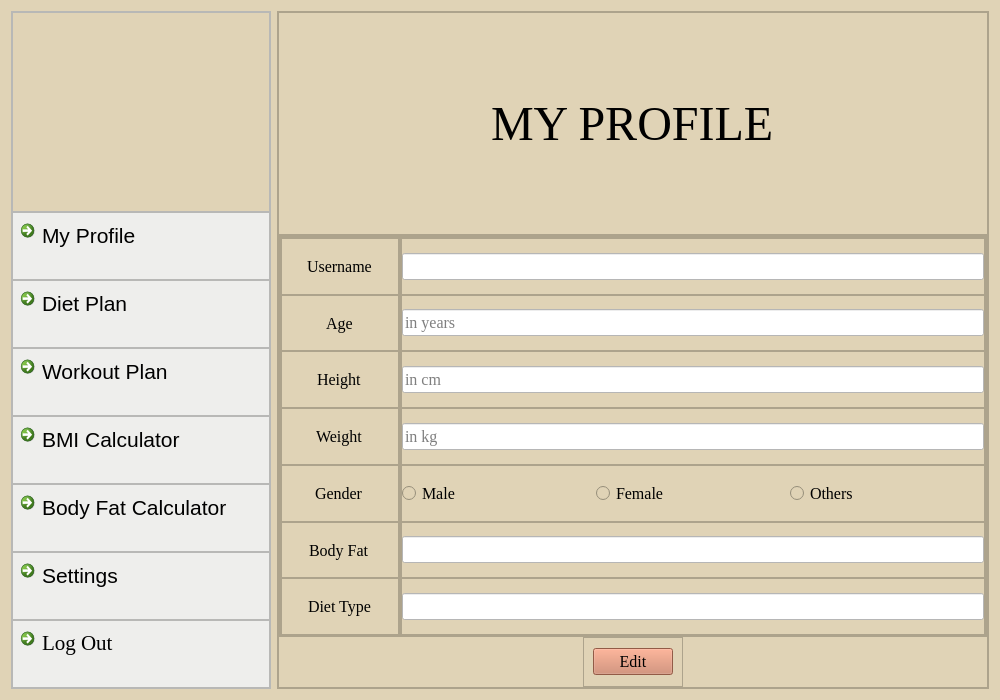
Before: the Qt Designer form myprofile.ui in skidgefries/rightmeal, drawn with Qt 5.
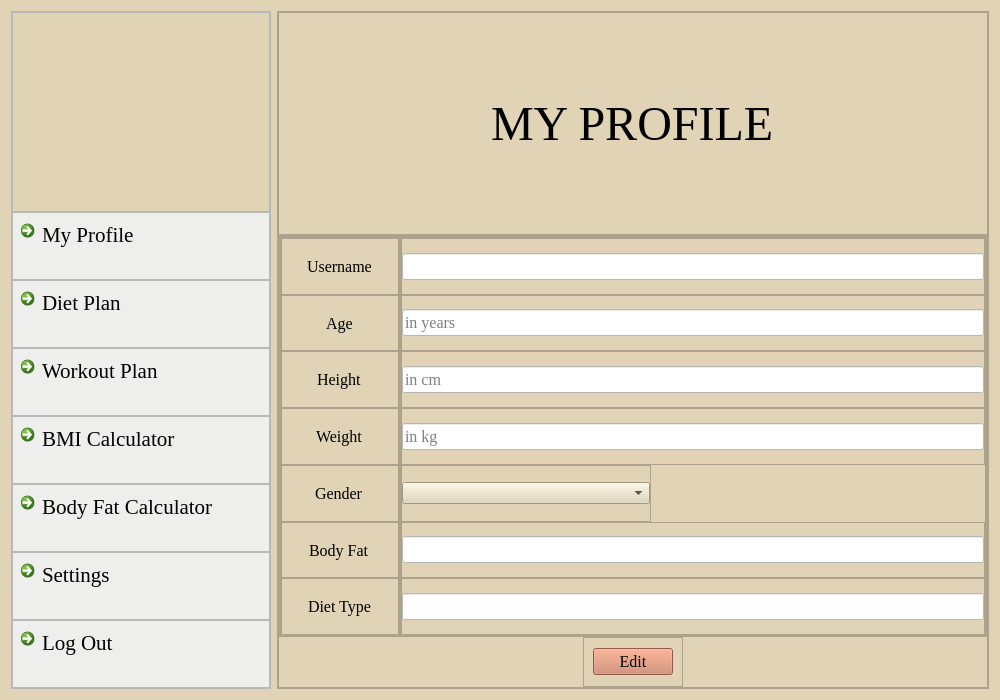
After: the same form once the commit is applied. Icons and pictures are not drawn.

Commit message: font edited and gender dropdown

What changed in the file:
```diff
--- a/myprofile.ui
+++ b/myprofile.ui
@@ -192,7 +192,7 @@
           <widget class="QCommandLinkButton" name="commandLinkButton_4">
            <property name="font">
             <font>
-             <family>Segoe UI</family>
+             <family>Times New Roman</family>
              <pointsize>16</pointsize>
              <bold>false</bold>
             </font>
@@ -233,7 +233,7 @@
           <widget class="QCommandLinkButton" name="commandLinkButton_9">
            <property name="font">
             <font>
-             <family>Segoe UI</family>
+             <family>Times New Roman</family>
              <pointsize>16</pointsize>
              <bold>false</bold>
             </font>
@@ -274,7 +274,7 @@
           <widget class="QCommandLinkButton" name="commandLinkButton_10">
            <property name="font">
             <font>
-             <family>Segoe UI</family>
+             <family>Times New Roman</family>
              <pointsize>16</pointsize>
              <bold>false</bold>
             </font>
@@ -315,7 +315,7 @@
           <widget class="QCommandLinkButton" name="commandLinkButton_11">
            <property name="font">
             <font>
-             <family>Segoe UI</family>
+             <family>Times New Roman</family>
              <pointsize>16</pointsize>
              <bold>false</bold>
             </font>
@@ -356,7 +356,7 @@
           <widget class="QCommandLinkButton" name="commandLinkButton_12">
            <property name="font">
             <font>
-             <family>Segoe UI</family>
+             <family>Times New Roman</family>
              <pointsize>16</pointsize>
              <bold>false</bold>
             </font>
@@ -397,7 +397,7 @@
           <widget class="QCommandLinkButton" name="commandLinkButton_13">
            <property name="font">
             <font>
-             <family>Segoe UI</family>
+             <family>Times New Roman</family>
              <pointsize>16</pointsize>
              <bold>false</bold>
             </font>
@@ -1179,8 +1179,19 @@
                  </layout>
                 </widget>
                </item>
-               <item>
+               <item alignment="Qt::AlignLeft">
                 <widget class="QFrame" name="frame_27">
+                 <property name="minimumSize">
+                  <size>
+                   <width>250</width>
+                   <height>0</height>
+                  </size>
+                 </property>
+                 <property name="font">
+                  <font>
+                   <family>Times New Roman</family>
+                  </font>
+                 </property>
                  <property name="frameShape">
                   <enum>QFrame::StyledPanel</enum>
                  </property>
@@ -1204,43 +1215,7 @@
                    <number>0</number>
                   </property>
                   <item>
-                   <widget class="QRadioButton" name="radioButton_2">
-                    <property name="font">
-                     <font>
-                      <family>Times New Roman</family>
-                      <pointsize>12</pointsize>
-                     </font>
-                    </property>
-                    <property name="text">
-                     <string>Male</string>
-                    </property>
-                   </widget>
-                  </item>
-                  <item>
-                   <widget class="QRadioButton" name="radioButton">
-                    <property name="font">
-                     <font>
-                      <family>Times New Roman</family>
-                      <pointsize>12</pointsize>
-                     </font>
-                    </property>
-                    <property name="text">
-                     <string>Female</string>
-                    </property>
-                   </widget>
-                  </item>
-                  <item>
-                   <widget class="QRadioButton" name="radioButton_3">
-                    <property name="font">
-                     <font>
-                      <family>Times New Roman</family>
-                      <pointsize>12</pointsize>
-                     </font>
-                    </property>
-                    <property name="text">
-                     <string>Others</string>
-                    </property>
-                   </widget>
+                   <widget class="QComboBox" name="comboBox"/>
                   </item>
                  </layout>
                 </widget>
```
Left out of the diff: 2 changed lines with no effect on the pictures. The commit also changes 7 other files.
